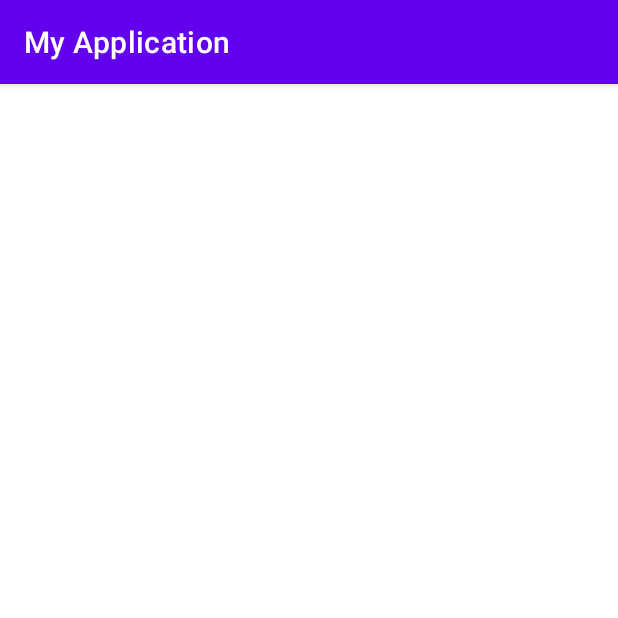
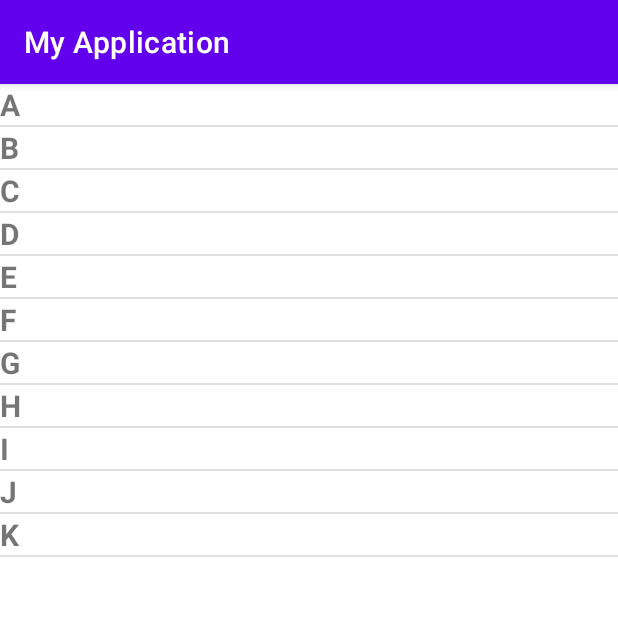
Before and after one commit to nabaraj999/BCA-SIXTH-, an Android app: the screen it shows after launch (MyListMainActivity), on a phone screen of 412 x 824 dp, the top half of it. Run offline under Robolectric (Android 15) with nearby library versions, the light colour scheme and no system bars.

Commit message:
Updated code and fixed bugs

```diff
--- a/app/src/main/java/com/example/myapplication/MyListMainActivity.java
+++ b/app/src/main/java/com/example/myapplication/MyListMainActivity.java
@@ -2,6 +2,7 @@ package com.example.myapplication;
 
 import android.os.Bundle;
 import android.widget.ArrayAdapter;
+import android.widget.ListView;
 
 import androidx.activity.EdgeToEdge;
 import androidx.appcompat.app.AppCompatActivity;
@@ -12,7 +13,8 @@ import androidx.core.view.WindowInsetsCompat;
 public class MyListMainActivity extends AppCompatActivity {
 
 
-    String alpha[] = {"A","B","C","D","E","F","G","H","I","J","K"};
+    String alpha[] = {"A", "B", "C", "D", "E", "F", "G", "H", "I", "J", "K"};
+
     @Override
     protected void onCreate(Bundle savedInstanceState) {
         super.onCreate(savedInstanceState);
@@ -23,7 +25,11 @@ public class MyListMainActivity extends AppCompatActivity {
             v.setPadding(systemBars.left, systemBars.top, systemBars.right, systemBars.bottom);
             return insets;
         });
-        new ArrayAdapter<>(this, R.layout.row_list_item);
+        ArrayAdapter<String> adapter = new ArrayAdapter<>(this, R.layout.row_list_item, R.id.title_nabu, alpha);
 
+
+        ListView list = findViewById(R.id.list_view);
+
+        list.setAdapter(adapter);
     }
 }
--- a/app/src/main/res/layout/row_list_item.xml
+++ b/app/src/main/res/layout/row_list_item.xml
@@ -5,6 +5,7 @@
     xmlns:tools="http://schemas.android.com/tools">
 
     <TextView
+        android:id="@+id/title_nabu"
         android:layout_width="wrap_content"
         android:layout_height="wrap_content"
         android:gravity="end"
```
